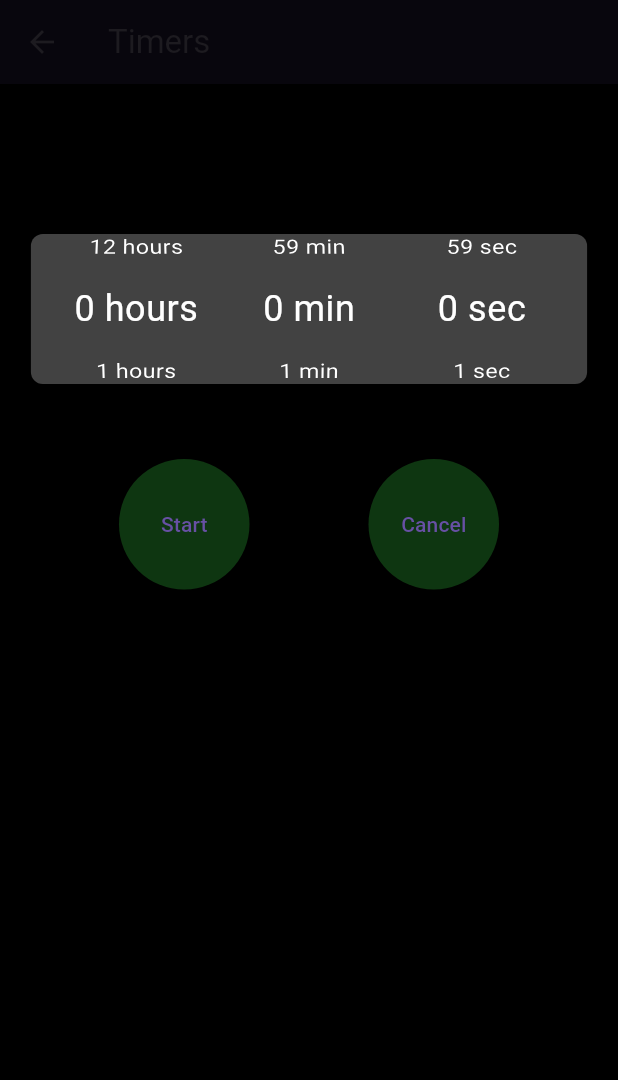
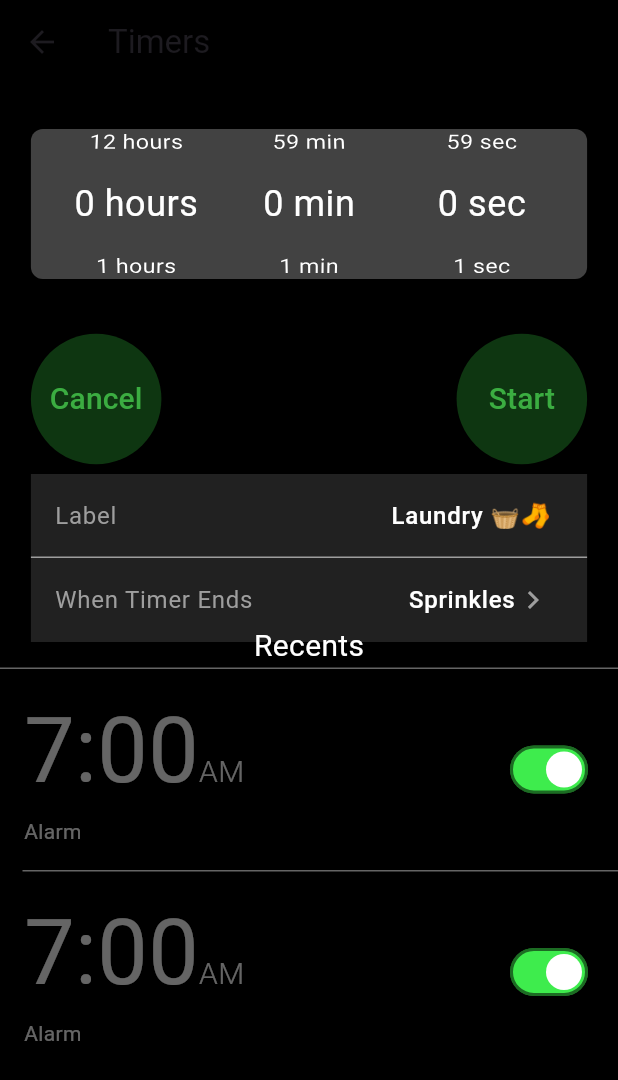
Before and after one commit to muhammadharoon26/Apple-Alarm-App-Clone-Project, a Flutter app: the TimersPageState screen opened directly, on a phone screen of 412 x 824 dp. Shown: the top 1080 px of the screen. Run offline on Flutter 3.47's test engine with Material 3 defaults, Android fonts, the phone set to English and light mode, and no system bars; our stand-ins replace font_awesome_flutter.

Commit message:
`Refactored timer UI and added switch states for timer management`
`Refactored timer UI and added switch states for timer management`

```diff
--- a/apple_clone_alarm_project/lib/alarm.dart
+++ b/apple_clone_alarm_project/lib/alarm.dart
@@ -123,7 +123,8 @@ class _AlarmPageState extends State<AlarmPageState> {
                 onPressed: () {},
                 style: ElevatedButton.styleFrom(
                   backgroundColor: const Color.fromARGB(60, 245, 245, 245),
-                  padding: const EdgeInsets.symmetric(horizontal: 12, vertical: 12),
+                  padding:
+                      const EdgeInsets.symmetric(horizontal: 12, vertical: 12),
                   minimumSize: Size.zero,
                   tapTargetSize: MaterialTapTargetSize.shrinkWrap,
                 ),
@@ -139,7 +140,8 @@ class _AlarmPageState extends State<AlarmPageState> {
             color: Color.fromARGB(105, 245, 245, 245),
           ),
           const SizedBox(height: 40),
-          const Text('Other', style: TextStyle(color: Colors.white, fontSize: 20)),
+          const Text('Other',
+              style: TextStyle(color: Colors.white, fontSize: 20)),
           const Divider(
             height: 1,
             color: Color.fromARGB(105, 245, 245, 245),
--- a/apple_clone_alarm_project/lib/stopwatch.dart
+++ b/apple_clone_alarm_project/lib/stopwatch.dart
@@ -147,7 +147,8 @@ class _MyStopwatchState extends State<MyStopwatch> {
           children: [
             Text(
               _elapsedTimeString,
-              style: const TextStyle(color: Color.fromARGB(255, 255, 255, 255), fontSize: 60.0),
+              style: const TextStyle(
+                  color: Color.fromARGB(255, 255, 255, 255), fontSize: 60.0),
             ),
             const SizedBox(height: 20.0),
             Row(
--- a/apple_clone_alarm_project/lib/timer.dart
+++ b/apple_clone_alarm_project/lib/timer.dart
@@ -38,6 +38,7 @@ class _TimersPageState extends State<TimersPageState> {
   final List<String> hours = List.generate(13, (index) => '$index hours');
   final List<String> minutes = List.generate(60, (index) => '$index min');
   final List<String> seconds = List.generate(60, (index) => '$index sec');
+  List<bool> timerSwitchStates = List.generate(2, (_) => true);
 
   void _startTimer() {}
   @override
@@ -53,7 +54,7 @@ class _TimersPageState extends State<TimersPageState> {
         children: [
           // Single gray background behind magnified items
           const SizedBox(
-            height: 100,
+            height: 30,
           ),
           Center(
             child: Container(
@@ -81,9 +82,15 @@ class _TimersPageState extends State<TimersPageState> {
               ),
             ),
           ),
-          SizedBox(height: 50),
-          Row(mainAxisAlignment: MainAxisAlignment.spaceEvenly, children: [
-            TextButton(
+          SizedBox(height: 30),
+          Container(
+            width: MediaQuery.of(context).size.width *
+                0.9, // Adjust width as needed
+            height: 100,
+            child: Row(
+                mainAxisAlignment: MainAxisAlignment.spaceBetween,
+                children: [
+                  ElevatedButton(
                     onPressed: _startTimer,
                     style: ElevatedButton.styleFrom(
                       backgroundColor: const Color.fromARGB(170, 21, 81, 25),
@@ -92,8 +99,16 @@ class _TimersPageState extends State<TimersPageState> {
                       maximumSize: const Size(87, 87),
                       shape: const CircleBorder(),
                     ),
-                child: Text('Start')),
-            TextButton(
+                    child: const Text(
+                      // _stopwatch.isRunning ? 'Stop' : 'Start',
+                      'Cancel',
+                      style: TextStyle(
+                        color: Color.fromARGB(255, 59, 173, 65),
+                        fontSize: 20,
+                      ),
+                    ),
+                  ),
+                  ElevatedButton(
                     onPressed: _startTimer,
                     style: ElevatedButton.styleFrom(
                       backgroundColor: const Color.fromARGB(170, 21, 81, 25),
@@ -102,9 +117,69 @@ class _TimersPageState extends State<TimersPageState> {
                       maximumSize: const Size(87, 87),
                       shape: const CircleBorder(),
                     ),
-                child: Text('Cancel')),
-          ])
-          // Row of time wheels
+                    child: const Text(
+                      'Start',
+                      style: TextStyle(
+                        color: Color.fromARGB(255, 59, 173, 65),
+                        fontSize: 20,
+                      ),
+                    ),
+                  ),
+                ]),
+          ),
+          Container(
+            width: MediaQuery.of(context).size.width *
+                0.9, // Adjust width as needed
+            height: 100,
+            child: Column(
+              children: [
+                // "Label" Section
+                Container(
+                  color: Colors.grey[900],
+                  child: ListTile(
+                    title: Text(
+                      'Label',
+                      style: TextStyle(color: Colors.grey, fontSize: 16),
+                    ),
+                    trailing: Text(
+                      'Laundry 🧺🧦',
+                      style: TextStyle(color: Colors.white, fontSize: 16),
+                    ),
+                  ),
+                ),
+                Divider(color: Colors.grey, height: 0), // Thin divider
+
+                // "When Timer Ends" Section
+                Container(
+                  color: Colors.grey[900],
+                  child: ListTile(
+                    title: Text(
+                      'When Timer Ends',
+                      style: TextStyle(color: Colors.grey, fontSize: 16),
+                    ),
+                    trailing: Row(
+                      mainAxisSize: MainAxisSize.min,
+                      children: [
+                        Text(
+                          'Sprinkles',
+                          style: TextStyle(color: Colors.white, fontSize: 16),
+                        ),
+                        Icon(Icons.chevron_right, color: Colors.grey), // Arrow
+                      ],
+                    ),
+                  ),
+                ),
+              ],
+            ),
+          ),
+          const Text('Recents', style: TextStyle(color: Colors.white, fontSize: 20)),
+          const Divider(
+            height: 1,
+            color: Color.fromARGB(105, 245, 245, 245),
+          ),
+          Expanded(
+            child: _buildTimerList(),
+          ),
         ],
       ),
     );
@@ -133,5 +208,74 @@ class _TimersPageState extends State<TimersPageState> {
     );
   }
 
-  // Widget _buildTimersList() {}
-}
+Widget _buildTimerList() {
+    return ListView.separated(
+      separatorBuilder: (_, __) => const Divider(
+        indent: 15,
+        height: 1,
+        color: Color.fromARGB(105, 245, 245, 245),
+      ),
+      itemBuilder: (_, index) {
+        return Padding(
+          padding: const EdgeInsets.symmetric(horizontal: 16, vertical: 12),
+          child: Row(
+            mainAxisAlignment: MainAxisAlignment.spaceBetween,
+            children: [
+              const Column(
+                crossAxisAlignment: CrossAxisAlignment.start,
+                children: [
+                  Row(
+                    crossAxisAlignment: CrossAxisAlignment.baseline,
+                    textBaseline: TextBaseline.alphabetic,
+                    children: [
+                      Text(
+                        '7:00',
+                        style: TextStyle(
+                          color: Color.fromARGB(105, 245, 245, 245),
+                          fontSize: 60,
+                        ),
+                      ),
+                      Text(
+                        'AM',
+                        style: TextStyle(
+                          color: Color.fromARGB(105, 245, 245, 245),
+                          fontSize: 20,
+                          fontWeight: FontWeight.w300,
+                        ),
+                      ),
+                    ],
+                  ),
+                  Text(
+                    'Alarm',
+                    style: TextStyle(
+                        color: Color.fromARGB(105, 245, 245, 245),
+                        fontSize: 14),
+                  ),
+                  SizedBox(height: 4)
+                ],
+              ),
+              Row(
+                crossAxisAlignment: CrossAxisAlignment.baseline,
+                textBaseline: TextBaseline.alphabetic,
+                children: [
+                  Switch(
+                    value: timerSwitchStates[index],
+                    trackOutlineColor: WidgetStateProperty.all(Colors.black54),
+                    activeTrackColor: const Color.fromARGB(255, 62, 236, 77),
+                    inactiveThumbColor: Colors.white,
+                    inactiveTrackColor: Colors.black54,
+                    onChanged: (bool value) {
+                      setState(() {
+                        timerSwitchStates[index] = value;
+                      });
+                    },
+                  ),
+                ],
+              ),
+            ],
+          ),
+        );
+      },
+      itemCount: timerSwitchStates.length,
+    );
+  }}
--- a/apple_clone_alarm_project/lib/world_clock.dart
+++ b/apple_clone_alarm_project/lib/world_clock.dart
@@ -150,8 +150,7 @@ class _WorldClockState extends State<WorldClock> {
                             Text(
                               'Today, ${_getOffsetString(city['offset'] as Duration)}',
                               style: const TextStyle(
-                                  color:
-                                      Color.fromARGB(105, 245, 245, 245),
+                                  color: Color.fromARGB(105, 245, 245, 245),
                                   fontSize: 14),
                             ),
                             const SizedBox(height: 4),
```
Lines whose indentation alone changed are shown as unchanged.
